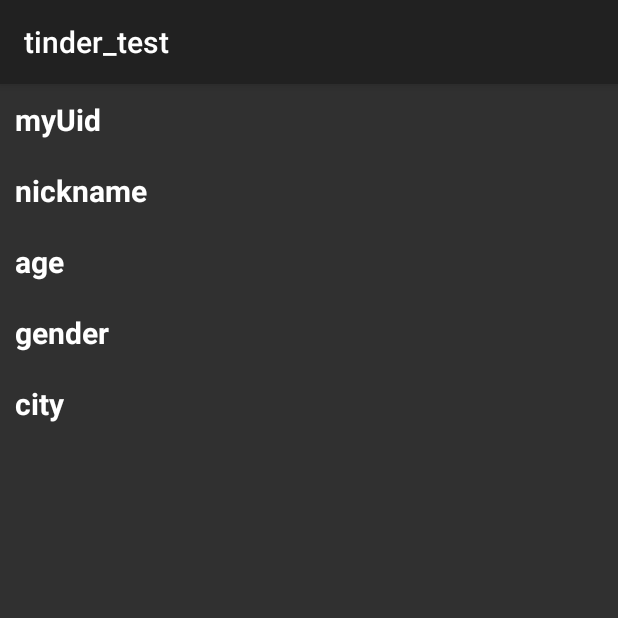
After one commit to sprisao/meteor, an Android app: the MyPageActivity screen opened directly, with no data from a screen before it, on a phone screen of 412 x 824 dp, the top half of it. The commit adds this screen. Run offline under Robolectric (Android 15) with nearby library versions, the phone set to English and light mode, and no system bars; our stand-ins replace Firebase (no records; nobody signed in at launch, a user with empty details on screens opened directly); pictures from the network do not load; 7 statements that could not run were skipped.

```diff
--- /dev/null
+++ b/app/src/main/java/com/example/tinder_test/setting/MyPageActivity.kt
@@ -0,0 +1,71 @@
+package com.example.tinder_test.setting
+
+import android.annotation.SuppressLint
+import androidx.appcompat.app.AppCompatActivity
+import android.os.Bundle
+import android.util.Log
+import android.widget.TextView
+import com.bumptech.glide.Glide
+import com.example.tinder_test.R
+import com.example.tinder_test.auth.UserDataModel
+import com.example.tinder_test.utils.FirebaseAuthUtils
+import com.example.tinder_test.utils.FirebaseRef
+import com.google.firebase.database.DataSnapshot
+import com.google.firebase.database.DatabaseError
+import com.google.firebase.database.ValueEventListener
+import com.google.firebase.ktx.Firebase
+import com.google.firebase.storage.ktx.storage
+import kotlinx.android.synthetic.main.activity_my_page.*
+
+class MyPageActivity : AppCompatActivity() {
+    private val TAG = "MyPageActivity"
+
+    private val uid = FirebaseAuthUtils.getUid()
+
+    override fun onCreate(savedInstanceState: Bundle?) {
+        super.onCreate(savedInstanceState)
+        setContentView(R.layout.activity_my_page)
+
+        getMyData()
+    }
+
+    private fun getMyData() {
+
+        val myUid = findViewById<TextView>(R.id.myUid)
+        val myNickname = findViewById<TextView>(R.id.nickname)
+        val myAge = findViewById<TextView>(R.id.age)
+        val myCity = findViewById<TextView>(R.id.city)
+        val myGender = findViewById<TextView>(R.id.gender)
+        val postListener = object : ValueEventListener {
+
+            @SuppressLint("NotifyDataSetChanged")
+            override fun onDataChange(dataSnapshot: DataSnapshot) {
+
+                Log.d(TAG,dataSnapshot.toString())
+                val data = dataSnapshot.getValue(UserDataModel::class.java)
+                myUid.text = data!!.uid
+                myNickname.text = data!!.nickname
+                myAge.text = data!!.age
+                myCity.text = data!!.city
+                myGender.text = data!!.gender
+
+                val storageRef = Firebase.storage.reference.child(data.uid + ".png")
+
+
+                storageRef.downloadUrl.addOnCompleteListener { task ->
+                    if (task.isSuccessful) {
+                        Glide.with(baseContext).load(task.result).into(myImage)
+                    }
+                }
+
+            }
+
+            override fun onCancelled(databaseError: DatabaseError) {
+                // Getting Post failed, log a message
+                Log.w(TAG, "loadPost:onCancelled", databaseError.toException())
+            }
+
+        }
+        FirebaseRef.userInfoRef.child(uid).addValueEventListener(postListener)
+    }
+}
--- /dev/null
+++ b/app/src/main/res/layout/activity_my_page.xml
@@ -0,0 +1,64 @@
+<?xml version="1.0" encoding="utf-8"?>
+<LinearLayout xmlns:android="http://schemas.android.com/apk/res/android"
+	xmlns:app="http://schemas.android.com/apk/res-auto"
+	xmlns:tools="http://schemas.android.com/tools"
+	android:layout_width="match_parent"
+	android:layout_height="match_parent"
+	android:orientation="vertical"
+	tools:context=".setting.MyPageActivity">
+
+
+	<ImageView
+		android:layout_marginHorizontal="25dp"
+		android:layout_gravity="center"
+		android:id="@+id/myImage"
+		android:layout_width="match_parent"
+		android:layout_height="wrap_content" />
+
+	<TextView
+		android:id="@+id/myUid"
+		android:text="myUid"
+		android:layout_margin="10dp"
+		android:textStyle="bold"
+		android:textColor="@color/white"
+		android:textSize="20dp"
+		android:layout_width="wrap_content"
+		android:layout_height="wrap_content" />
+
+	<TextView
+		android:id="@+id/nickname"
+		android:layout_margin="10dp"
+		android:text="nickname"
+		android:textStyle="bold"
+		android:textColor="@color/white"
+		android:textSize="20dp"
+		android:layout_width="wrap_content"
+		android:layout_height="wrap_content" />
+	<TextView
+		android:id="@+id/age"
+		android:text="age"
+		android:layout_margin="10dp"
+		android:textStyle="bold"
+		android:textColor="@color/white"
+		android:textSize="20dp"
+		android:layout_width="wrap_content"
+		android:layout_height="wrap_content" />
+	<TextView
+		android:id="@+id/gender"
+		android:text="gender"
+		android:layout_margin="10dp"
+		android:textStyle="bold"
+		android:textColor="@color/white"
+		android:textSize="20dp"
+		android:layout_width="wrap_content"
+		android:layout_height="wrap_content" />
+	<TextView
+		android:id="@+id/city"
+		android:text="city"
+		android:layout_margin="10dp"
+		android:textStyle="bold"
+		android:textColor="@color/white"
+		android:textSize="20dp"
+		android:layout_width="wrap_content"
+		android:layout_height="wrap_content" />
+  </LinearLayout>
```
Also changed, not shown: app/src/main/AndroidManifest.xml (+11 -3 lines), app/src/main/java/com/example/tinder_test/MainActivity.kt (+17 -3 lines), app/src/main/java/com/example/tinder_test/setting/SettingActivity.kt (added, +34 -0 lines), app/src/main/res/layout/activity_setting.xml (added, +21 -0 lines).
